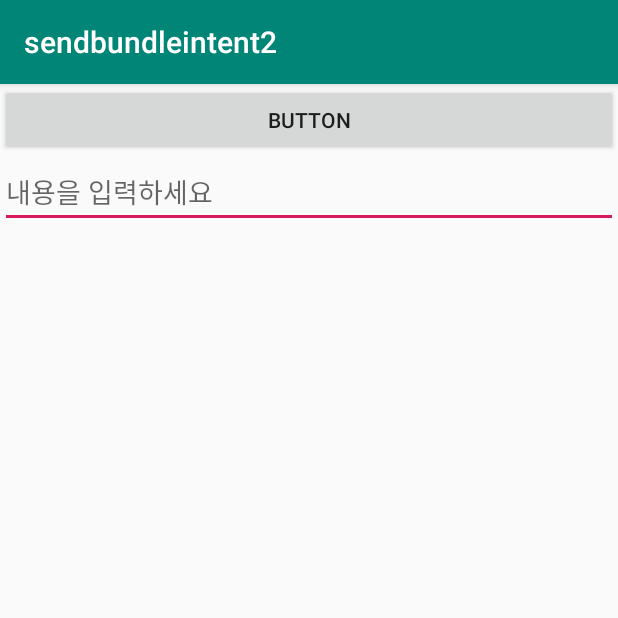
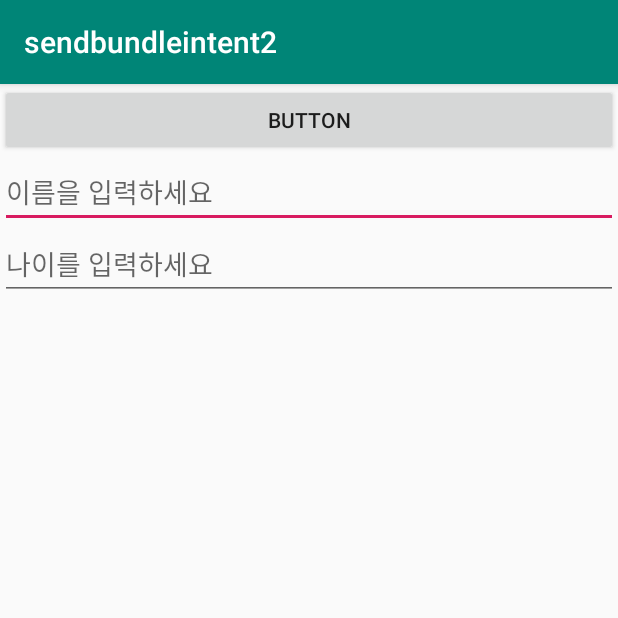
Before and after one commit to lesnyg/sendbundleintent2, an Android app: the screen it shows after launch (MainActivity), on a phone screen of 412 x 824 dp, the top half of it. Run offline under Robolectric (Android 15) with nearby library versions, the phone set to English and light mode, and no system bars.

Commit message:
third commit

```diff
--- a/app/src/main/res/layout/activity_main.xml
+++ b/app/src/main/res/layout/activity_main.xml
@@ -18,12 +18,19 @@
             android:text="Button" />
 
         <EditText
-            android:id="@+id/editText"
+            android:id="@+id/editTextName"
             android:layout_width="match_parent"
             android:layout_height="wrap_content"
             android:ems="10"
-            android:hint="@string/editText"
-            android:inputType="textPersonName" />
+            android:hint="@string/editTextName" />
+
+        <EditText
+            android:id="@+id/editTextAge"
+            android:layout_width="match_parent"
+            android:layout_height="wrap_content"
+            android:ems="10"
+
+            android:hint="@string/editTextAge" />
 
     </LinearLayout>
 </android.support.constraint.ConstraintLayout>
--- a/app/src/main/res/layout/activity_second.xml
+++ b/app/src/main/res/layout/activity_second.xml
@@ -2,7 +2,7 @@
 <LinearLayout xmlns:android="http://schemas.android.com/apk/res/android"
     xmlns:app="http://schemas.android.com/apk/res-auto"
     xmlns:tools="http://schemas.android.com/tools"
-    android:layout_width="wrap_content"
+    android:layout_width="match_parent"
     android:layout_height="wrap_content"
     android:layout_gravity="top|center"
     android:orientation="vertical"
@@ -11,7 +11,7 @@
 
     <TextView
         android:id="@+id/textView3"
-        android:layout_width="226dp"
+        android:layout_width="match_parent"
         android:layout_height="wrap_content"
         android:text="@string/textView3"
         android:textAlignment="center"
@@ -19,7 +19,7 @@
 
     <TextView
         android:id="@+id/singleName"
-        android:layout_width="wrap_content"
+        android:layout_width="match_parent"
         android:layout_height="wrap_content"
         android:text="TextView"
         android:textAlignment="center"
--- a/app/src/main/res/values/strings.xml
+++ b/app/src/main/res/values/strings.xml
@@ -1,5 +1,7 @@
 <resources>
     <string name="app_name">sendbundleintent2</string>
     <string name="textView3">Explicit Intent</string>
-    <string name="editText">내용을 입력하세요</string>
+    <string name="editTextName">이름을 입력하세요</string>
+    <string name="editTextAge">나이를 입력하세요</string>
+
 </resources>
```
